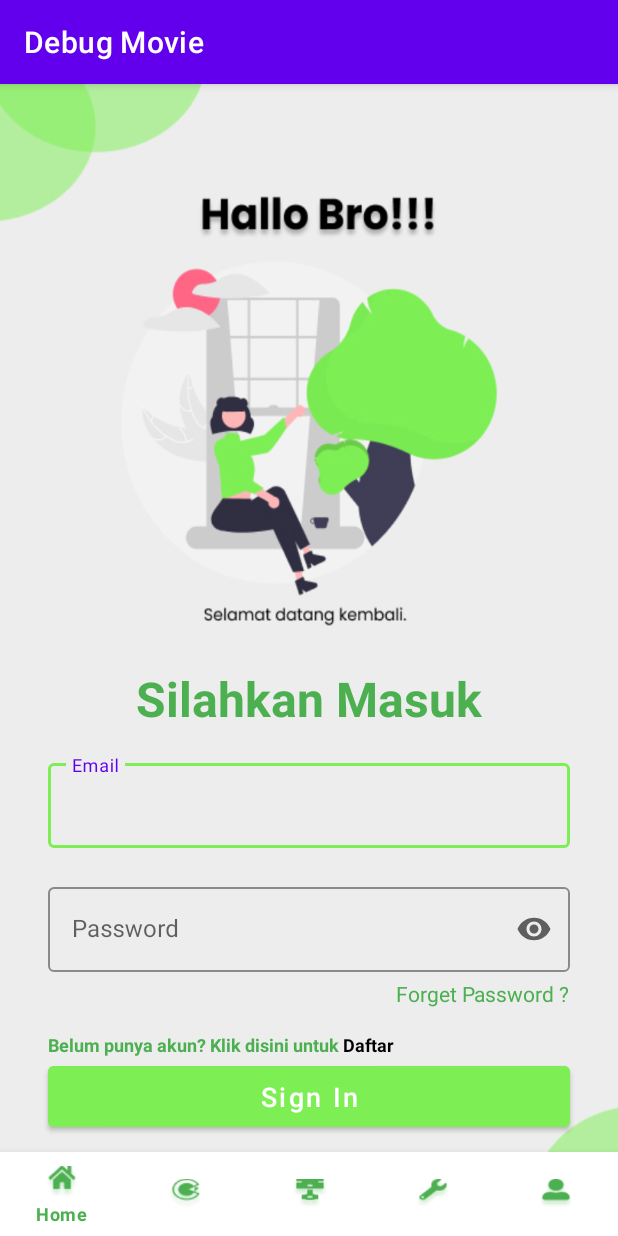
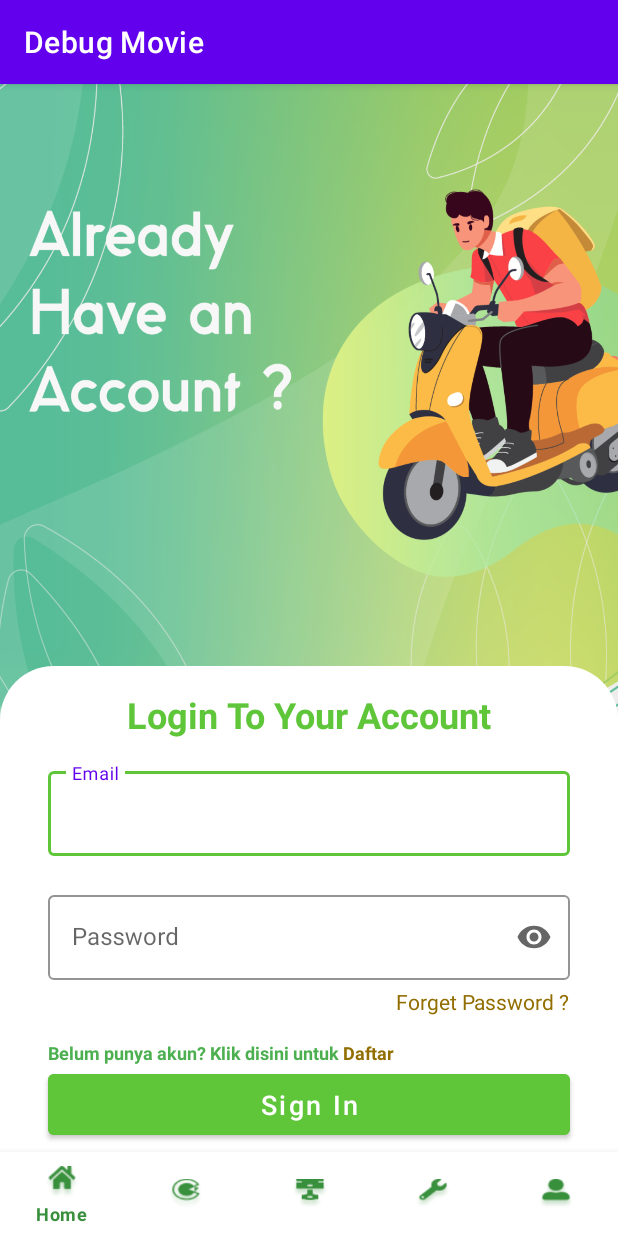
Before and after one commit to achsanit/bentorlan, an Android app: the screen it shows after launch (MainActivity), on a phone screen of 412 x 824 dp. Run offline under Robolectric (Android 15) with nearby library versions, the light colour scheme and no system bars; our stand-ins replace Firebase (no records; nobody signed in at launch, a user with empty details on screens opened directly), navigation-ui.

Commit message:
update ui

```diff
--- a/app/src/main/java/com/example/bengkolan/ui/LoginFragment.kt
+++ b/app/src/main/java/com/example/bengkolan/ui/LoginFragment.kt
@@ -120,8 +120,8 @@ class LoginFragment : Fragment() {
     private fun checkUser(){
         //if user telah login akan ke main activity
         val firebaseUser = firebaseAuth.currentUser
-        if (firebaseUser != null){
-            startActivity(Intent(activity, MainActivity::class.java))
-        }
+//        if (firebaseUser != null){
+//            startActivity(Intent(activity, MainActivity::class.java))
+//        }
     }
 }
--- /dev/null
+++ b/app/src/main/res/drawable/card_background.xml
@@ -0,0 +1,11 @@
+<?xml version="1.0" encoding="utf-8"?>
+<layer-list xmlns:android="http://schemas.android.com/apk/res/android">
+<item>
+    <shape android:shape="rectangle">
+        <solid android:color="@color/white"/>
+        <corners
+            android:topRightRadius="36dp"
+            android:topLeftRadius="36dp"/>
+    </shape>
+</item>
+</layer-list>
--- a/app/src/main/res/layout/fragment_login.xml
+++ b/app/src/main/res/layout/fragment_login.xml
@@ -11,7 +11,7 @@
     <ImageView
         android:layout_width="wrap_content"
         android:layout_height="wrap_content"
-        android:background="@drawable/masuk"
+        android:background="@drawable/signin"
         tools:ignore="MissingConstraints"
         android:contentDescription="@string/todo" />
 
@@ -22,6 +22,21 @@
         android:orientation="horizontal"
         app:layout_constraintGuide_end="380dp" />
 
+
+    <androidx.constraintlayout.widget.ConstraintLayout
+        android:id="@+id/card"
+        android:layout_width="match_parent"
+        android:layout_height="400dp"
+        tools:ignore="MissingConstraints"
+        android:background="@drawable/card_background"
+        app:layout_constraintTop_toBottomOf="@+id/guideline3"
+        >
+        <Space
+            android:id="@+id/spacer"
+            android:layout_width="match_parent"
+            android:layout_height="16dp">
+
+        </Space>
         <TextView
             android:id="@+id/masuk"
             android:layout_width="250dp"
@@ -29,12 +44,12 @@
             android:layout_gravity="center"
             android:text="@string/titlevr"
             android:gravity="center"
-        android:textColor="@color/Daun"
-        android:textSize="32sp"
+            android:textColor="@color/Ijo"
+            android:textSize="24sp"
             android:textStyle="bold"
+            app:layout_constraintTop_toBottomOf="@id/spacer"
             app:layout_constraintStart_toStartOf="parent"
             app:layout_constraintEnd_toEndOf="parent"
-        app:layout_constraintTop_toBottomOf="@id/guideline3"
             tools:ignore="MissingConstraints" />
 
         <com.google.android.material.textfield.TextInputLayout
@@ -84,8 +99,8 @@
             android:layout_height="wrap_content"
             app:layout_constraintEnd_toEndOf="parent"
             app:layout_constraintTop_toBottomOf="@id/wrap_password"
-        android:text="Forget Password ?"
-        android:textColor="@color/Daun"
+            android:text="@string/forget_password"
+            android:textColor="@color/tanah"
             android:layout_marginTop="-16dp"
             android:layout_marginEnd="32dp"
             tools:ignore="NotSibling" />
@@ -121,5 +136,7 @@
             tools:ignore="MissingConstraints" />
 
 
+    </androidx.constraintlayout.widget.ConstraintLayout>
+
 
 </androidx.constraintlayout.widget.ConstraintLayout>
--- a/app/src/main/res/layout/fragment_register.xml
+++ b/app/src/main/res/layout/fragment_register.xml
@@ -11,21 +11,22 @@
     <ImageView
     android:layout_width="wrap_content"
     android:layout_height="wrap_content"
-    android:background="@drawable/daftar"
+    android:background="@drawable/regis"
     tools:ignore="MissingConstraints"
     android:contentDescription="@string/todo" />
+
     <TextView
         android:id="@+id/title"
         android:layout_width="wrap_content"
         android:layout_height="wrap_content"
-        android:layout_marginStart="32dp"
+        android:layout_marginTop="64dp"
         android:text="@string/sign_up"
-        android:textColor="@color/Daun"
+        android:textColor="@color/Ijo"
         android:textSize="32sp"
-        android:layout_marginTop="64dp"
         android:textStyle="bold"
+        app:layout_constraintEnd_toEndOf="parent"
+        app:layout_constraintStart_toStartOf="parent"
         app:layout_constraintTop_toTopOf="parent"
-        app:layout_constraintStart_toStartOf="parent"
         tools:ignore="MissingConstraints" />
 
     <com.google.android.material.textfield.TextInputLayout
@@ -146,7 +147,7 @@
         android:layout_height="wrap_content"
         android:layout_marginStart="4dp"
         android:text="@string/sign_in"
-        android:textColor="@color/black"
+        android:textColor="@color/tanah"
         app:layout_constraintStart_toEndOf="@id/tv_dont_have_account"
         app:layout_constraintTop_toTopOf="@id/tv_dont_have_account" />
 
--- a/app/src/main/res/navigation/nav_login_page.xml
+++ b/app/src/main/res/navigation/nav_login_page.xml
@@ -17,11 +17,23 @@
         android:id="@+id/loginFragment"
         android:name="com.example.bengkolan.ui.LoginFragment"
         android:label="fragment_login"
-        tools:layout="@layout/fragment_login" />
+        tools:layout="@layout/fragment_login" >
+        <action
+            android:id="@+id/action_loginFragment_to_RegisterFragment"
+            app:destination="@id/RegisterFragment" />
+        <action
+            android:id="@+id/action_loginFragment_to_homeFragment"
+            app:destination="@id/homeFragment" />
+    </fragment>
         <action
             android:id="@+id/action_loginFragment_to_registerFragment"
             app:destination="@id/RegisterFragment" />
-<!--        <action-->
+    <fragment
+        android:id="@+id/homeFragment"
+        android:name="com.example.bengkolan.ui.HomeFragment"
+        android:label="fragment_home"
+        tools:layout="@layout/fragment_home" />
+    <!--        <action-->
 <!--            android:id="@+id/action_loginFragment_to_menuFragment"-->
 <!--            app:destination="@id/menuFragment" />-->
 <!--    </fragment>-->
--- a/app/src/main/res/values/colors.xml
+++ b/app/src/main/res/values/colors.xml
@@ -11,8 +11,9 @@
     <color name="pink">#CE3E86</color>
     <color name="transparent">#00FFFFFF</color>
     <color name="Grey">#171719</color>
-    <color name="Ijo">#7DEF55</color>
-    <color name="Daun">#4CAF50</color>
+    <color name="Ijo">#5FC63A</color>
+    <color name="tanah">#926E00</color>
+    <color name="Daun">#388F3C</color>
 
     7DEF55
 
--- a/app/src/main/res/values/strings.xml
+++ b/app/src/main/res/values/strings.xml
@@ -2,13 +2,13 @@
     <string name="app_name">Debug Movie</string>
     <!-- TODO: Remove or change this placeholder text -->
     <string name="hello_blank_fragment">Hello blank fragment</string>
-    <string name="titlevr">Silahkan Masuk</string>
-    <string name="belum_punya_akun"><font color='#4CAF50'>Belum punya akun? Klik disini untuk </font><font color='#000'>Daftar</font></string>
+    <string name="titlevr">Login To Your Account</string>
+    <string name="belum_punya_akun"><font color='#4CAF50'>Belum punya akun? Klik disini untuk </font><font color='#926E00'>Daftar</font></string>
     <string name="username">Username</string>
     <string name="email">Email</string>
     <string name="password">Password</string>
     <string name="konfirmasi_password">Konfirmasi Password</string>
-    <string name="sign_up">Sign Up</string>
+    <string name="sign_up">Register</string>
     <string name="already_have_an_account">Already have an account</string>
     <string name="sign_in">Sign In</string>
     <string name="remember_me">Remember me</string>
@@ -16,4 +16,5 @@
     <string name="genre">Genre</string>
     <string name="overview">Overview</string>
     <string name="todo">TODO</string>
+    <string name="forget_password">Forget Password ?</string>
 </resources>
```
Also changed, not shown: app/src/main/res/drawable-v24/regis.png (added), app/src/main/res/drawable-v24/signin.png (added). Lines whose indentation alone changed are shown as unchanged.
